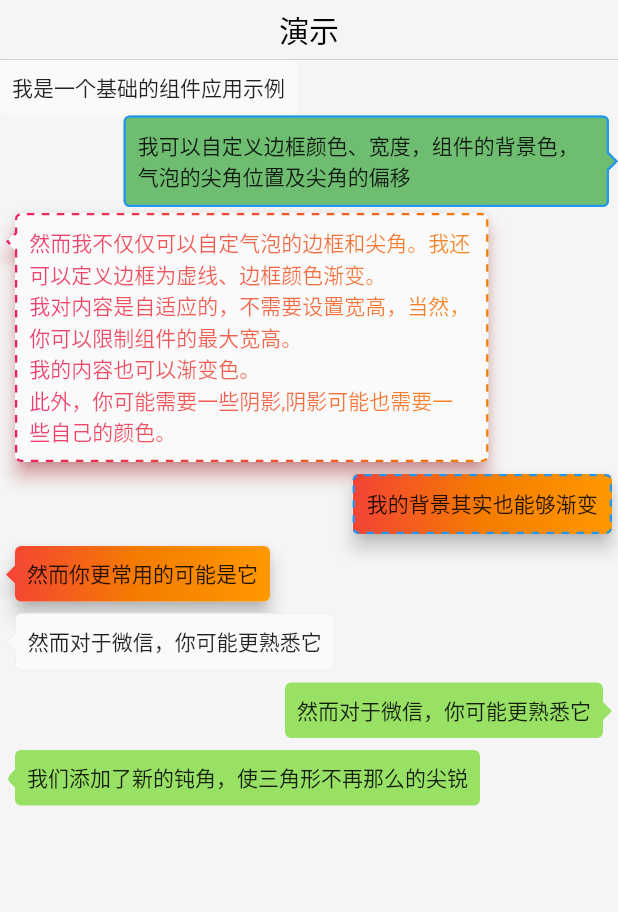
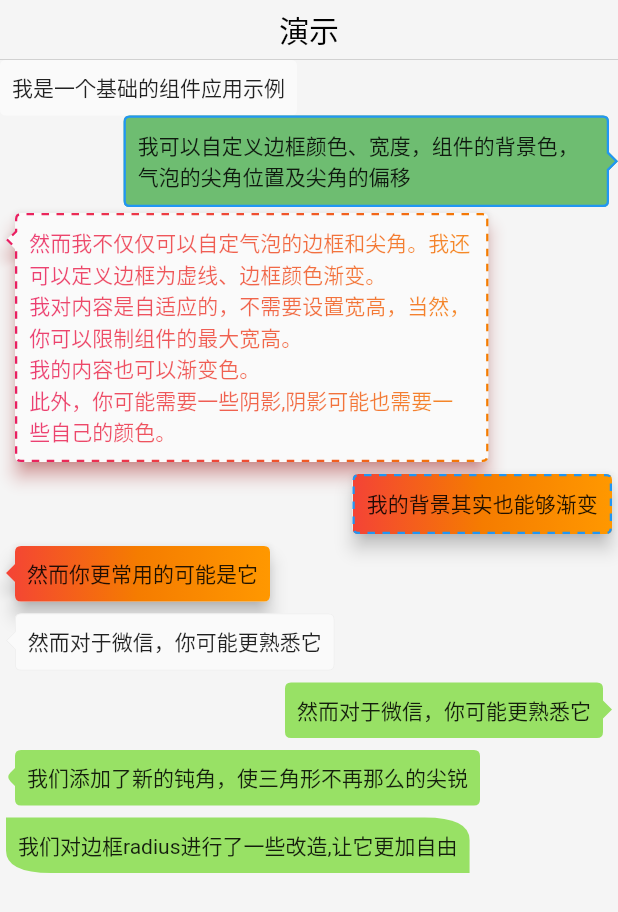
Before and after one commit to yixiaco/bubble_box, a Flutter app: the screen it shows after launch, on a phone screen of 412 x 824 dp. Shown: the top 912 px of the screen. Run offline on Flutter 3.47's test engine with Material 2 defaults, Android fonts, the phone set to English and light mode, and no system bars.

Commit message:
强化radius设置

```diff
--- a/example/lib/main.dart
+++ b/example/lib/main.dart
@@ -1,6 +1,7 @@
 import 'dart:io';
 
 import 'package:bubble_box/bubble_box.dart';
+import 'package:flutter/cupertino.dart';
 import 'package:flutter/material.dart';
 import 'package:flutter/services.dart';
 
@@ -94,7 +95,7 @@ class Demo extends StatelessWidget {
                   style: BubbleBoxBorderStyle.dashed,
                 ),
                 margin: EdgeInsets.all(4),
-                position: BubblePosition(top: 9),
+                position: BubblePosition(top: 12),
                 elevation: 5,
                 shadowColor: Colors.redAccent,
                 child: Text(
@@ -119,7 +120,7 @@ class Demo extends StatelessWidget {
                   style: BubbleBoxBorderStyle.dashed,
                 ),
                 direction: BubbleDirection.none,
-                position: BubblePosition(top: 9),
+                position: BubblePosition(top: 12),
                 margin: EdgeInsets.all(4),
                 child: Text(
                   '我的背景其实也能够渐变',
@@ -139,7 +140,7 @@ class Demo extends StatelessWidget {
                   Colors.orange[500],
                 ]),
                 direction: BubbleDirection.left,
-                position: BubblePosition(top: 9),
+                position: BubblePosition(top: 12),
                 margin: EdgeInsets.all(4),
                 child: Text(
                   '然而你更常用的可能是它',
@@ -153,7 +154,7 @@ class Demo extends StatelessWidget {
               BubbleBox(
                 maxWidth: MediaQuery.of(context).size.width * 0.85,
                 direction: BubbleDirection.left,
-                position: BubblePosition(top: 9),
+                position: BubblePosition(top: 12),
                 border: BubbleBoxBorder(color: Color(0xffEDEDED)),
                 margin: EdgeInsets.all(4),
                 child: Text(
@@ -168,7 +169,7 @@ class Demo extends StatelessWidget {
               BubbleBox(
                 maxWidth: MediaQuery.of(context).size.width * 0.85,
                 direction: BubbleDirection.right,
-                position: BubblePosition(top: 9),
+                position: BubblePosition(top: 12),
                 margin: EdgeInsets.all(4),
                 backgroundColor: Color(0xff98E165),
                 child: Text(
@@ -183,7 +184,7 @@ class Demo extends StatelessWidget {
               BubbleBox(
                 maxWidth: MediaQuery.of(context).size.width * 0.85,
                 direction: BubbleDirection.left,
-                position: BubblePosition(top: 9),
+                position: BubblePosition(top: 12),
                 backgroundColor: Color(0xff98E165),
                 margin: EdgeInsets.all(4),
                 arrowQuadraticBezierLength: 3,
@@ -193,6 +194,22 @@ class Demo extends StatelessWidget {
               ),
             ],
           ),
+          Row(
+            mainAxisAlignment: MainAxisAlignment.start,
+            children: [
+              BubbleBox(
+                maxWidth: MediaQuery.of(context).size.width * 0.85,
+                backgroundColor: Color(0xff98E165),
+                margin: EdgeInsets.all(4),
+                borderRadius: BorderRadius.only(
+                    topRight: Radius.elliptical(30, 15),
+                    bottomLeft: Radius.elliptical(30, 15)),
+                child: Text(
+                  '我们对边框radius进行了一些改造,让它更加自由',
+                ),
+              ),
+            ],
+          ),
         ]));
   }
 }
--- a/lib/bubble_box.dart
+++ b/lib/bubble_box.dart
@@ -4,6 +4,7 @@ import 'dart:math';
 import 'dart:ui';
 
 import 'package:flutter/material.dart';
+
 import 'util/path_util.dart';
 
 enum BubbleDirection { top, bottom, right, left, none }
@@ -121,6 +122,9 @@ class BubbleBox extends StatelessWidget {
   /// 渐变合成模式,默认叠加于背景颜色之上，内容之下
   final BlendMode blendMode;
 
+  /// 边框圆角
+  final BorderRadius borderRadius;
+
   BubbleBox({
     @required this.child,
     this.backgroundColor,
@@ -141,6 +145,7 @@ class BubbleBox extends StatelessWidget {
     this.blendMode = BlendMode.dstATop,
     this.margin,
     this.arrowQuadraticBezierLength,
+    this.borderRadius,
     Key key,
   }) : super(key: key);
 
@@ -166,6 +171,7 @@ class BubbleBox extends StatelessWidget {
             arrowQuadraticBezierLength > arrowHeight
         ? arrowHeight
         : arrowQuadraticBezierLength;
+
     Widget current = Padding(
       padding: (padding ?? EdgeInsets.all(0)) + _margin,
       child: child,
@@ -183,7 +189,7 @@ class BubbleBox extends StatelessWidget {
     // 气泡框裁剪
     current = Material(
       shape: BubbleShapeBorder(
-        radius: radius,
+        radius: borderRadius ?? BorderRadius.circular(radius ?? 0),
         direction: direction,
         arrowAngle: arrowAngle,
         arrowHeight: arrowHeight,
@@ -223,7 +229,6 @@ class BubbleBox extends StatelessWidget {
 
 /// 气泡边框渲染
 class BubbleShapeBorder extends ShapeBorder {
-  final double radius;
   final BubbleDirection direction;
   final double arrowHeight;
   final double arrowAngle;
@@ -232,15 +237,16 @@ class BubbleShapeBorder extends ShapeBorder {
   final double arrowQuadraticBezierLength;
   final BubblePosition position;
   final BubbleBoxBorder border;
+  final BorderRadius radius;
 
   BubbleShapeBorder({
-    this.radius,
     this.direction,
     this.arrowAngle,
     this.arrowHeight,
     this.position,
     this.border,
     this.arrowQuadraticBezierLength,
+    this.radius,
   });
 
   @override
@@ -258,10 +264,7 @@ class BubbleShapeBorder extends ShapeBorder {
     //高度
     double ah = arrowHeight;
     //角度
-    double leftMargin = 0;
-    double rightMargin = 0;
-    double topMargin = 0;
-    double bottomMargin = 0;
+    double leftMargin = 0, rightMargin = 0, topMargin = 0, bottomMargin = 0;
     if (direction == BubbleDirection.left) {
       leftMargin += ah;
     } else if (direction == BubbleDirection.top) {
@@ -271,14 +274,20 @@ class BubbleShapeBorder extends ShapeBorder {
     } else if (direction == BubbleDirection.bottom) {
       bottomMargin += ah;
     }
-    path.arcTo(
-        Rect.fromCircle(
-          center: Offset(leftMargin + radius, topMargin + radius),
-          radius: radius,
-        ),
-        180.r,
-        90.r,
-        false);
+
+    /// 左上角半径
+    path.moveTo(
+        leftMargin,
+        topMargin +
+            _min(position?.top, radius.topLeft.y, BubbleDirection.left));
+    path.quadraticBezierTo(
+        leftMargin,
+        topMargin,
+        leftMargin +
+            _min(position?.left, radius.topLeft.x, BubbleDirection.top),
+        topMargin);
+
+    /// 上尖角
     if (direction == BubbleDirection.top) {
       double p = _getTopBottomPosition(size);
       path.lineTo(p - arrowAngle, topMargin);
@@ -291,15 +300,21 @@ class BubbleShapeBorder extends ShapeBorder {
       }
       path.lineTo(p + arrowAngle, topMargin);
     }
-    path.lineTo(size.width - rightMargin - radius, topMargin);
-    path.arcTo(
-        Rect.fromCircle(
-          center: Offset(size.width - radius - rightMargin, topMargin + radius),
-          radius: radius,
-        ),
-        -90.r,
-        90.r,
-        false);
+
+    /// 右上角半径
+    path.lineTo(
+        size.width -
+            rightMargin -
+            _min(position?.right, radius.topRight.x, BubbleDirection.top),
+        topMargin);
+    path.quadraticBezierTo(
+        size.width - rightMargin,
+        topMargin,
+        size.width - rightMargin,
+        topMargin +
+            _min(position?.top, radius.topRight.y, BubbleDirection.right));
+
+    /// 右尖角
     if (direction == BubbleDirection.right) {
       double p = _getLeftRightPosition(size);
       path.lineTo(size.width - rightMargin, p - arrowAngle);
@@ -313,16 +328,23 @@ class BubbleShapeBorder extends ShapeBorder {
       }
       path.lineTo(size.width - rightMargin, p + arrowAngle);
     }
-    path.lineTo(size.width - rightMargin, size.height - bottomMargin - radius);
-    path.arcTo(
-        Rect.fromCircle(
-          center: Offset(size.width - radius - rightMargin,
-              size.height - bottomMargin - radius),
-          radius: radius,
-        ),
-        0.r,
-        90.r,
-        false);
+
+    /// 右下角半径
+    path.lineTo(
+        size.width - rightMargin,
+        size.height -
+            bottomMargin -
+            _min(
+                position?.bottom, radius.bottomRight.y, BubbleDirection.right));
+    path.quadraticBezierTo(
+        size.width - rightMargin,
+        size.height - bottomMargin,
+        size.width -
+            rightMargin -
+            _min(position?.right, radius.bottomRight.x, BubbleDirection.bottom),
+        size.height - bottomMargin);
+
+    /// 下尖角
     if (direction == BubbleDirection.bottom) {
       double p = _getTopBottomPosition(size);
       path.lineTo(p + arrowAngle - rightMargin, size.height - bottomMargin);
@@ -337,16 +359,21 @@ class BubbleShapeBorder extends ShapeBorder {
       }
       path.lineTo(p - arrowAngle - rightMargin, size.height - bottomMargin);
     }
-    path.lineTo(leftMargin + radius, size.height - bottomMargin);
-    path.arcTo(
-        Rect.fromCircle(
-          center:
-              Offset(leftMargin + radius, size.height - bottomMargin - radius),
-          radius: radius,
-        ),
-        90.r,
-        90.r,
-        false);
+
+    /// 左下角半径
+    path.lineTo(
+        leftMargin +
+            _min(position?.left, radius.bottomLeft.x, BubbleDirection.bottom),
+        size.height - bottomMargin);
+    path.quadraticBezierTo(
+        leftMargin,
+        size.height - bottomMargin,
+        leftMargin,
+        size.height -
+            bottomMargin -
+            _min(position?.bottom, radius.bottomLeft.y, BubbleDirection.left));
+
+    /// 左尖角
     if (direction == BubbleDirection.left) {
       double p = _getLeftRightPosition(size);
       path.lineTo(leftMargin, p + arrowAngle);
@@ -359,15 +386,20 @@ class BubbleShapeBorder extends ShapeBorder {
       }
       path.lineTo(leftMargin, p - arrowAngle);
     }
-    path.lineTo(leftMargin, radius);
+
+    /// 收尾
+    path.lineTo(
+        leftMargin,
+        topMargin +
+            _min(position?.top, radius.topRight.y, BubbleDirection.left));
     path.close();
     return path;
   }
 
   @override
   void paint(Canvas canvas, Rect rect, {TextDirection textDirection}) {
+    Path path;
     if (border != null && border.style != BubbleBoxBorderStyle.none) {
-      Path path;
       if (border.style == BubbleBoxBorderStyle.dashed) {
         path = PathUtil.dashPath(
           getOuterPath(rect),
@@ -397,13 +429,13 @@ class BubbleShapeBorder extends ShapeBorder {
   double _getLeftRightPosition(Size size) {
     double p = size.height / 2;
     if (position?.top != null) {
-      p = radius + position.top + arrowAngle;
+      p = position.top + arrowAngle;
     } else if (position?.bottom != null) {
-      p = size.height - radius - arrowAngle - position.bottom;
+      p = size.height - arrowAngle - position.bottom;
     } else if (position?.center != null) {
       p = p + position.center;
     }
-    assert(p >= radius + arrowAngle && p <= size.height - radius - arrowAngle);
+    assert(p >= arrowAngle && p <= size.height - arrowAngle);
     return p;
   }
 
@@ -411,20 +443,48 @@ class BubbleShapeBorder extends ShapeBorder {
   double _getTopBottomPosition(Size size) {
     double p = size.width / 2;
     if (position?.left != null) {
-      p = radius + position.left + arrowAngle;
+      p = position.left + arrowAngle;
     } else if (position?.right != null) {
-      p = size.width - radius - position.right - arrowAngle;
+      p = size.width - position.right - arrowAngle;
     } else if (position?.center != null) {
       p = p + position.center;
     }
-    assert(p >= radius + arrowAngle && p <= size.width - radius - arrowAngle);
+    assert(p >= arrowAngle && p <= size.width - arrowAngle);
     return p;
   }
+
+  double _min(double v1, double v2, BubbleDirection direction) {
+    if (this.direction != direction) {
+      return v2;
+    }
+    if (v1 == null) {
+      return v2;
+    }
+    if (v2 == null) {
+      return v1;
+    }
+    return min(v1, v2);
+  }
+
+  @override
+  bool operator ==(Object other) =>
+      identical(this, other) ||
+      other is BubbleShapeBorder &&
+          direction == other.direction &&
+          arrowHeight == other.arrowHeight &&
+          arrowAngle == other.arrowAngle &&
+          arrowQuadraticBezierLength == other.arrowQuadraticBezierLength &&
+          position == other.position &&
+          border == other.border &&
+          radius == other.radius;
+
+  @override
+  int get hashCode =>
+      direction.hashCode ^
+      arrowHeight.hashCode ^
+      arrowAngle.hashCode ^
+      arrowQuadraticBezierLength.hashCode ^
+      position.hashCode ^
+      border.hashCode ^
+      radius.hashCode;
 }
-
-/// 快捷声明
-extension _RadianInt on int {
-  double get r {
-    return (pi * (this / 180));
-  }
-}
--- a/pubspec.yaml
+++ b/pubspec.yaml
@@ -1,6 +1,6 @@
 name: bubble_box
 description: A powerful bubble box, which implements basic bubble, border, dotted line, gradient color, angle, adaptive width and height, bubble direction, offset, etc.
-version: 0.1.0
+version: 0.2.0
 homepage: https://github.com/18905059768/bubble_box
 
 environment:
```
Also changed, not shown: 01.png, example/pubspec.lock, pubspec.lock, 3 other files.
